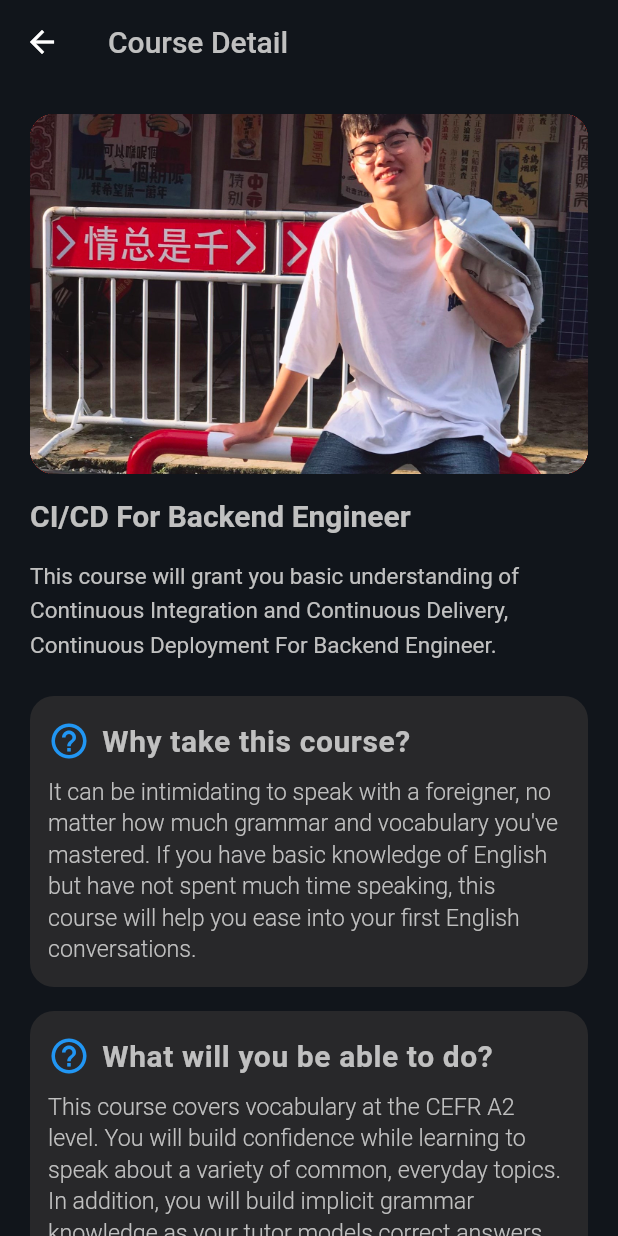
After one commit to convitnhodev/Advanced-Mobile-Course, a Flutter app: the CourseDetailPage screen opened directly, on a phone screen of 412 x 824 dp. The commit adds this screen. Run offline on Flutter 3.47's test engine with Material 2 defaults, Android fonts, the phone set to English and light mode, and no system bars; our stand-ins replace flutter_screenutil, get.

Commit message:
feat: implement course detail

```diff
--- /dev/null
+++ b/lib/pages/frame/course_detail/view.dart
@@ -0,0 +1,264 @@
+import 'package:flutter/material.dart';
+import 'package:flutter_application_1/common/style/color.dart';
+
+class CourseDetailPage extends StatefulWidget {
+  const CourseDetailPage({super.key});
+
+  @override
+  State<CourseDetailPage> createState() => _CourseDetailPageState();
+}
+
+class _CourseDetailPageState extends State<CourseDetailPage> {
+  @override
+  Widget build(BuildContext context) {
+    return Scaffold(
+      appBar: AppBar(
+        title: const Text(
+          'Course Detail',
+          style: TextStyle(color: AppColor.primaryText),
+        ),
+        backgroundColor: AppColor.primaryBackground,
+        elevation: 0,
+      ),
+      backgroundColor: AppColor.primaryBackground,
+      body: SingleChildScrollView(
+        padding: const EdgeInsets.all(20),
+        child: Column(
+          crossAxisAlignment: CrossAxisAlignment.stretch,
+          children: [
+            Container(
+              clipBehavior: Clip.hardEdge,
+              decoration: BoxDecoration(
+                color: Colors.red,
+                borderRadius: BorderRadius.circular(16),
+              ),
+              child: Image.asset(
+                'lib/images/cover.png',
+                height: 240,
+                fit: BoxFit.cover,
+              ),
+            ),
+            const SizedBox(
+              height: 16,
+            ),
+            const Text(
+              'CI/CD For Backend Engineer',
+              style: TextStyle(
+                color: AppColor.primaryText,
+                fontSize: 20,
+                fontWeight: FontWeight.w600,
+              ),
+            ),
+            const SizedBox(
+              height: 16,
+            ),
+            const Text(
+              'This course will grant you basic understanding of Continuous Integration and Continuous Delivery, Continuous Deployment For Backend Engineer.',
+              maxLines: 4,
+              overflow: TextOverflow.ellipsis,
+              style: TextStyle(
+                height: 1.5,
+                fontSize: 15,
+                color: AppColor.primaryText,
+              ),
+            ),
+            const SizedBox(
+              height: 16,
+            ),
+            Container(
+              margin: const EdgeInsets.symmetric(vertical: 8),
+              padding: const EdgeInsets.symmetric(horizontal: 12, vertical: 16),
+              decoration: BoxDecoration(
+                borderRadius: BorderRadius.circular(16),
+                color: AppColor.primarySecondaryBackground,
+              ),
+              clipBehavior: Clip.hardEdge,
+              child: const Column(
+                crossAxisAlignment: CrossAxisAlignment.stretch,
+                children: [
+                  Row(
+                    children: [
+                      Icon(
+                        Icons.help_outline_outlined,
+                        color: Colors.blue,
+                        size: 28,
+                      ),
+                      SizedBox(
+                        width: 8,
+                      ),
+                      Expanded(
+                        child: Text(
+                          'Why take this course?',
+                          overflow: TextOverflow.ellipsis,
+                          style: TextStyle(
+                            color: AppColor.primaryText,
+                            fontSize: 20,
+                            letterSpacing: 0.4,
+                            fontWeight: FontWeight.w600,
+                          ),
+                        ),
+                      ),
+                    ],
+                  ),
+                  SizedBox(
+                    height: 8,
+                  ),
+                  Text(
+                    "It can be intimidating to speak with a foreigner, no matter how much grammar and vocabulary you've mastered. If you have basic knowledge of English but have not spent much time speaking, this course will help you ease into your first English conversations.",
+                    style: TextStyle(
+                      color: AppColor.primaryText,
+                      fontSize: 15.5,
+                      height: 1.37,
+                      fontWeight: FontWeight.w300,
+                    ),
+                  )
+                ],
+              ),
+            ),
+            Container(
+              margin: const EdgeInsets.symmetric(vertical: 8),
+              padding: const EdgeInsets.symmetric(horizontal: 12, vertical: 16),
+              decoration: BoxDecoration(
+                borderRadius: BorderRadius.circular(16),
+                color: AppColor.primarySecondaryBackground,
+              ),
+              clipBehavior: Clip.hardEdge,
+              child: const Column(
+                crossAxisAlignment: CrossAxisAlignment.stretch,
+                children: [
+                  Row(
+                    children: [
+                      Icon(
+                        Icons.help_outline_outlined,
+                        color: Colors.blue,
+                        size: 28,
+                      ),
+                      SizedBox(
+                        width: 8,
+                      ),
+                      Expanded(
+                        child: Text(
+                          'What will you be able to do?',
+                          style: TextStyle(
+                            color: AppColor.primaryText,
+                            fontSize: 20,
+                            letterSpacing: 0.4,
+                            fontWeight: FontWeight.w600,
+                          ),
+                        ),
+                      ),
+                    ],
+                  ),
+                  SizedBox(
+                    height: 8,
+                  ),
+                  Text(
+                    "This course covers vocabulary at the CEFR A2 level. You will build confidence while learning to speak about a variety of common, everyday topics. In addition, you will build implicit grammar knowledge as your tutor models correct answers and corrects your mistakes.",
+                    style: TextStyle(
+                      color: AppColor.primaryText,
+                      fontSize: 15.5,
+                      height: 1.37,
+                      fontWeight: FontWeight.w300,
+                    ),
+                  )
+                ],
+              ),
+            ),
+            Container(
+              margin: const EdgeInsets.symmetric(vertical: 8),
+              padding: const EdgeInsets.symmetric(horizontal: 12, vertical: 16),
+              decoration: BoxDecoration(
+                borderRadius: BorderRadius.circular(16),
+                color: AppColor.primarySecondaryBackground,
+              ),
+              clipBehavior: Clip.hardEdge,
+              child: const Column(
+                crossAxisAlignment: CrossAxisAlignment.stretch,
+                children: [
+                  Text(
+                    'Experience Level',
+                    style: TextStyle(
+                      color: AppColor.primaryText,
+                      fontSize: 20,
+                      letterSpacing: 0.4,
+                      fontWeight: FontWeight.w600,
+                    ),
+                  ),
+                  SizedBox(
+                    height: 8,
+                  ),
+                  Row(
+                    children: [
+                      Icon(
+                        Icons.person_add_alt,
+                        color: Colors.blue,
+                        size: 28,
+                      ),
+                      SizedBox(
+                        width: 8,
+                      ),
+                      Text(
+                        'Intermediate',
+                        style: TextStyle(
+                          color: AppColor.primaryText,
+                          fontSize: 16,
+                          fontWeight: FontWeight.w500,
+                        ),
+                      ),
+                    ],
+                  ),
+                ],
+              ),
+            ),
+            Container(
+              margin: const EdgeInsets.symmetric(vertical: 8),
+              padding: const EdgeInsets.symmetric(horizontal: 12, vertical: 16),
+              decoration: BoxDecoration(
+                borderRadius: BorderRadius.circular(16),
+                color: AppColor.primarySecondaryBackground,
+              ),
+              clipBehavior: Clip.hardEdge,
+              child: const Column(
+                crossAxisAlignment: CrossAxisAlignment.stretch,
+                children: [
+                  Text(
+                    'Course Length',
+                    style: TextStyle(
+                      color: AppColor.primaryText,
+                      fontSize: 20,
+                      letterSpacing: 0.4,
+                      fontWeight: FontWeight.w600,
+                    ),
+                  ),
+                  SizedBox(
+                    height: 8,
+                  ),
+                  Row(
+                    children: [
+                      Icon(
+                        Icons.photo_album_outlined,
+                        color: Colors.blue,
+                        size: 28,
+                      ),
+                      SizedBox(
+                        width: 8,
+                      ),
+                      Text(
+                        '11 lessons',
+                        style: TextStyle(
+                          color: AppColor.primaryText,
+                          fontSize: 16,
+                          fontWeight: FontWeight.w500,
+                        ),
+                      ),
+                    ],
+                  ),
+                ],
+              ),
+            ),
+          ],
+        ),
+      ),
+    );
+  }
+}
--- a/lib/pages/frame/detail_tutor/view.dart
+++ b/lib/pages/frame/detail_tutor/view.dart
@@ -43,10 +43,7 @@ class _DetailTutorPageState extends State<DetailTutorPage> {
                   children: [
                     const Text(
                       'convitnhodev',
-                      style: TextStyle(
-                          color: AppColor.primaryText,
-                          fontSize: 24,
-                          fontWeight: FontWeight.w300),
+                      style: TextStyle(color: AppColor.primaryText, fontSize: 24, fontWeight: FontWeight.w300),
                     ),
                     const SizedBox(
                       height: 4,
@@ -55,10 +52,7 @@ class _DetailTutorPageState extends State<DetailTutorPage> {
                       children: [
                         Text(
                           'Viet Nam',
-                          style: TextStyle(
-                              color: AppColor.primaryText,
-                              fontSize: 14,
-                              fontWeight: FontWeight.w300),
+                          style: TextStyle(color: AppColor.primaryText, fontSize: 14, fontWeight: FontWeight.w300),
                         ),
                         Padding(
                           padding: EdgeInsets.only(right: 16, left: 8),
@@ -87,10 +81,7 @@ class _DetailTutorPageState extends State<DetailTutorPage> {
                             padding: EdgeInsets.only(left: 8),
                             child: Text(
                               '80',
-                              style: TextStyle(
-                                  color: AppColor.primaryText,
-                                  fontSize: 16,
-                                  fontWeight: FontWeight.w300),
+                              style: TextStyle(color: AppColor.primaryText, fontSize: 16, fontWeight: FontWeight.w300),
                             ),
                           ),
                         ),
@@ -152,7 +143,7 @@ class _DetailTutorPageState extends State<DetailTutorPage> {
                 ),
               ],
             ),
-            SizedBox(
+            const SizedBox(
               height: 10,
             ),
             Container(
@@ -163,7 +154,6 @@ class _DetailTutorPageState extends State<DetailTutorPage> {
                 color: AppColor.primarySecondaryBackground,
               ),
               clipBehavior: Clip.hardEdge,
-
               child: const Column(
                 crossAxisAlignment: CrossAxisAlignment.stretch,
                 children: [
@@ -173,7 +163,8 @@ class _DetailTutorPageState extends State<DetailTutorPage> {
                       color: AppColor.primaryText,
                       fontSize: 20,
                       letterSpacing: 0.4,
-                        fontWeight: FontWeight.w600),
+                      fontWeight: FontWeight.w600,
+                    ),
                   ),
                   SizedBox(
                     height: 8,
@@ -184,12 +175,12 @@ class _DetailTutorPageState extends State<DetailTutorPage> {
                       color: AppColor.primaryText,
                       fontSize: 15.5,
                       height: 1.37,
-                        fontWeight: FontWeight.w300),
+                      fontWeight: FontWeight.w300,
+                    ),
                   )
                 ],
               ),
             ),
-
             Container(
               margin: const EdgeInsets.symmetric(vertical: 8),
               padding: const EdgeInsets.symmetric(horizontal: 12, vertical: 16),
@@ -198,19 +189,19 @@ class _DetailTutorPageState extends State<DetailTutorPage> {
                 color: AppColor.primarySecondaryBackground,
               ),
               clipBehavior: Clip.hardEdge,
-
-              child:  Column(
+              child: Column(
                 crossAxisAlignment: CrossAxisAlignment.stretch,
                 children: [
-                  Text(
+                  const Text(
                     'Languages',
                     style: TextStyle(
                       color: AppColor.primaryText,
                       fontSize: 20,
                       letterSpacing: 0.4,
-                        fontWeight: FontWeight.w600),
+                      fontWeight: FontWeight.w600,
                     ),
-                  SizedBox(
+                  ),
+                  const SizedBox(
                     height: 8,
                   ),
                   Wrap(
@@ -223,16 +214,16 @@ class _DetailTutorPageState extends State<DetailTutorPage> {
                         label: Text(
                           'English',
                           style: TextStyle(
-                            fontSize: 14, color: AppColor.primaryText),
+                            fontSize: 14,
+                            color: AppColor.primaryText,
                           ),
                         ),
                       ),
                     ),
-
+                  ),
                 ],
               ),
             ),
-
             Container(
               margin: const EdgeInsets.symmetric(vertical: 8),
               padding: const EdgeInsets.symmetric(horizontal: 12, vertical: 16),
@@ -241,19 +232,19 @@ class _DetailTutorPageState extends State<DetailTutorPage> {
                 color: AppColor.primarySecondaryBackground,
               ),
               clipBehavior: Clip.hardEdge,
-
-              child:  Column(
+              child: Column(
                 crossAxisAlignment: CrossAxisAlignment.stretch,
                 children: [
-                  Text(
+                  const Text(
                     'Specialties',
                     style: TextStyle(
                       color: AppColor.primaryText,
                       fontSize: 20,
                       letterSpacing: 0.4,
-                        fontWeight: FontWeight.w600),
+                      fontWeight: FontWeight.w600,
                     ),
-                  SizedBox(
+                  ),
+                  const SizedBox(
                     height: 8,
                   ),
                   Wrap(
@@ -266,16 +257,16 @@ class _DetailTutorPageState extends State<DetailTutorPage> {
                         label: Text(
                           'TOEIC',
                           style: TextStyle(
-                            fontSize: 14, color: AppColor.primaryText),
+                            fontSize: 14,
+                            color: AppColor.primaryText,
                           ),
                         ),
                       ),
                     ),
-
+                  ),
                 ],
               ),
             ),
-
             Container(
               margin: const EdgeInsets.symmetric(vertical: 8),
               padding: const EdgeInsets.symmetric(horizontal: 12, vertical: 16),
@@ -284,7 +275,6 @@ class _DetailTutorPageState extends State<DetailTutorPage> {
                 color: AppColor.primarySecondaryBackground,
               ),
               clipBehavior: Clip.hardEdge,
-
               child: const Column(
                 crossAxisAlignment: CrossAxisAlignment.stretch,
                 children: [
@@ -294,7 +284,8 @@ class _DetailTutorPageState extends State<DetailTutorPage> {
                       color: AppColor.primaryText,
                       fontSize: 20,
                       letterSpacing: 0.4,
-                        fontWeight: FontWeight.w600),
+                      fontWeight: FontWeight.w600,
+                    ),
                   ),
                   SizedBox(
                     height: 8,
@@ -305,13 +296,12 @@ class _DetailTutorPageState extends State<DetailTutorPage> {
                       color: AppColor.primaryText,
                       fontSize: 15.5,
                       height: 1.37,
-                        fontWeight: FontWeight.w300),
+                      fontWeight: FontWeight.w300,
+                    ),
                   )
                 ],
               ),
             ),
-
-
             Container(
               margin: const EdgeInsets.symmetric(vertical: 8),
               padding: const EdgeInsets.symmetric(horizontal: 12, vertical: 16),
@@ -320,7 +310,6 @@ class _DetailTutorPageState extends State<DetailTutorPage> {
                 color: AppColor.primarySecondaryBackground,
               ),
               clipBehavior: Clip.hardEdge,
-
               child: const Column(
                 crossAxisAlignment: CrossAxisAlignment.stretch,
                 children: [
@@ -330,7 +319,8 @@ class _DetailTutorPageState extends State<DetailTutorPage> {
                       color: AppColor.primaryText,
                       fontSize: 20,
                       letterSpacing: 0.4,
-                        fontWeight: FontWeight.w600),
+                      fontWeight: FontWeight.w600,
+                    ),
                   ),
                   SizedBox(
                     height: 8,
@@ -341,16 +331,14 @@ class _DetailTutorPageState extends State<DetailTutorPage> {
                       color: AppColor.primaryText,
                       fontSize: 15.5,
                       height: 1.37,
-                        fontWeight: FontWeight.w300),
+                      fontWeight: FontWeight.w300,
+                    ),
                   )
                 ],
               ),
-
-
             ),
-
             Padding(
-            padding: const EdgeInsets.fromLTRB(24, 24, 24, 24),
+              padding: const EdgeInsets.all(24),
               child: TextButton(
                 style: TextButton.styleFrom(
                   minimumSize: const Size.fromHeight(48),
@@ -361,9 +349,7 @@ class _DetailTutorPageState extends State<DetailTutorPage> {
                     ),
                   ),
                 ),
-                onPressed: () {
-
-                },
+                onPressed: () {},
                 child: const Row(
                   mainAxisAlignment: MainAxisAlignment.center,
                   children: [
@@ -373,15 +359,9 @@ class _DetailTutorPageState extends State<DetailTutorPage> {
                     ),
                     Text('Book this tutor')
                   ],
-                )),
                 ),
-
-
-
-
-
-
-
+              ),
+            ),
           ],
         ),
       ),
--- a/lib/widgets/course_card.dart
+++ b/lib/widgets/course_card.dart
@@ -1,4 +1,5 @@
 import 'package:flutter/material.dart';
+import 'package:flutter_application_1/pages/frame/course_detail/view.dart';
 
 import '../common/style/color.dart';
 
@@ -14,6 +15,14 @@ class _CourseCardState extends State<CourseCard> {
   Widget build(BuildContext context) {
     return Padding(
       padding: const EdgeInsets.symmetric(horizontal: 24),
+      child: GestureDetector(
+        onTap: () {
+          Navigator.of(context).push(
+            MaterialPageRoute(
+              builder: (context) => const CourseDetailPage(),
+            ),
+          );
+        },
         child: Container(
           decoration: BoxDecoration(
             borderRadius: BorderRadius.circular(24),
@@ -46,7 +55,7 @@ class _CourseCardState extends State<CourseCard> {
                       style: TextStyle(
                         color: AppColor.primaryText,
                         fontSize: 20,
-                      fontWeight: FontWeight.w600,
+                        fontWeight: FontWeight.w700,
                       ),
                     ),
                     SizedBox(height: 8),
@@ -67,7 +76,7 @@ class _CourseCardState extends State<CourseCard> {
                             style: TextStyle(
                               color: AppColor.primaryText,
                               fontSize: 20,
-                            fontWeight: FontWeight.w200
+                              fontWeight: FontWeight.w200,
                             ),
                           ),
                         ),
@@ -97,6 +106,7 @@ class _CourseCardState extends State<CourseCard> {
             ],
           ),
         ),
+      ),
     );
   }
 }
```
Lines whose indentation alone changed are shown as unchanged.
